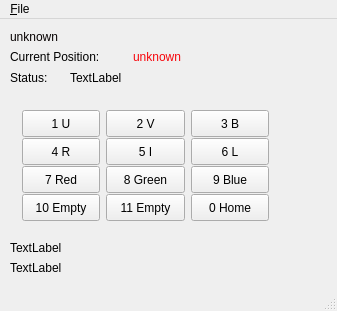
xyficu/flifilterwheelqt, file mainwindow.ui: the form before one commit.
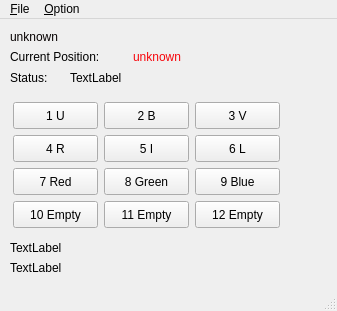
The form after the commit.

Diff of the .ui file:
```diff
--- a/mainwindow.ui
+++ b/mainwindow.ui
@@ -79,18 +79,76 @@
      <string>TextLabel</string>
     </property>
    </widget>
-   <widget class="QWidget" name="layoutWidget">
+   <widget class="QLabel" name="label_CurStatus">
     <property name="geometry">
      <rect>
-      <x>11</x>
-      <y>80</y>
-      <width>269</width>
-      <height>128</height>
+      <x>70</x>
+      <y>50</y>
+      <width>67</width>
+      <height>17</height>
      </rect>
     </property>
-    <layout class="QGridLayout" name="gridLayout">
-     <item row="0" column="0">
+    <property name="text">
+     <string>TextLabel</string>
+    </property>
+   </widget>
+   <widget class="QLabel" name="label_2">
+    <property name="geometry">
+     <rect>
+      <x>10</x>
+      <y>50</y>
+      <width>67</width>
+      <height>17</height>
+     </rect>
+    </property>
+    <property name="text">
+     <string>Status:</string>
+    </property>
+   </widget>
+   <widget class="QPushButton" name="pushButtonFW7">
+    <property name="geometry">
+     <rect>
+      <x>104</x>
+      <y>149</y>
+      <width>85</width>
+      <height>27</height>
+     </rect>
+    </property>
+    <property name="minimumSize">
+     <size>
+      <width>61</width>
+      <height>27</height>
+     </size>
+    </property>
+    <property name="font">
+     <font>
+      <weight>50</weight>
+      <italic>false</italic>
+      <bold>false</bold>
+     </font>
+    </property>
+    <property name="cursor">
+     <cursorShape>ArrowCursor</cursorShape>
+    </property>
+    <property name="autoFillBackground">
+     <bool>false</bool>
+    </property>
+    <property name="locale">
+     <locale language="English" country="UnitedStates"/>
+    </property>
+    <property name="text">
+     <string>8 Green</string>
+    </property>
+   </widget>
       <widget class="QPushButton" name="pushButtonFW1">
+    <property name="geometry">
+     <rect>
+      <x>104</x>
+      <y>83</y>
+      <width>85</width>
+      <height>27</height>
+     </rect>
+    </property>
        <property name="minimumSize">
         <size>
          <width>61</width>
@@ -114,12 +172,18 @@
         <locale language="English" country="UnitedStates"/>
        </property>
        <property name="text">
-        <string>1 U</string>
-       </property>
-      </widget>
-     </item>
-     <item row="0" column="1">
+     <string>2 B</string>
+    </property>
+   </widget>
       <widget class="QPushButton" name="pushButtonFW2">
+    <property name="geometry">
+     <rect>
+      <x>195</x>
+      <y>83</y>
+      <width>85</width>
+      <height>27</height>
+     </rect>
+    </property>
        <property name="minimumSize">
         <size>
          <width>51</width>
@@ -143,44 +207,21 @@
         <locale language="English" country="UnitedStates"/>
        </property>
        <property name="text">
-        <string>2 V</string>
-       </property>
-      </widget>
-     </item>
-     <item row="0" column="2">
+     <string>3 V</string>
+    </property>
+   </widget>
       <widget class="QPushButton" name="pushButtonFW3">
-       <property name="minimumSize">
-        <size>
-         <width>71</width>
+    <property name="geometry">
+     <rect>
+      <x>13</x>
+      <y>116</y>
+      <width>85</width>
          <height>27</height>
-        </size>
-       </property>
-       <property name="font">
-        <font>
-         <weight>50</weight>
-         <italic>false</italic>
-         <bold>false</bold>
-        </font>
-       </property>
-       <property name="cursor">
-        <cursorShape>ArrowCursor</cursorShape>
-       </property>
-       <property name="autoFillBackground">
-        <bool>false</bool>
-       </property>
-       <property name="locale">
-        <locale language="English" country="UnitedStates"/>
-       </property>
-       <property name="text">
-        <string>3 B</string>
-       </property>
-      </widget>
-     </item>
-     <item row="1" column="0">
-      <widget class="QPushButton" name="pushButtonFW4">
+     </rect>
+    </property>
        <property name="minimumSize">
         <size>
-         <width>61</width>
+      <width>71</width>
          <height>27</height>
         </size>
        </property>
@@ -204,12 +245,18 @@
         <string>4 R</string>
        </property>
       </widget>
-     </item>
-     <item row="1" column="1">
-      <widget class="QPushButton" name="pushButtonFW5">
+   <widget class="QPushButton" name="pushButtonFW4">
+    <property name="geometry">
+     <rect>
+      <x>104</x>
+      <y>116</y>
+      <width>85</width>
+      <height>27</height>
+     </rect>
+    </property>
        <property name="minimumSize">
         <size>
-         <width>51</width>
+      <width>61</width>
          <height>27</height>
         </size>
        </property>
@@ -233,12 +280,18 @@
         <string>5 I</string>
        </property>
       </widget>
-     </item>
-     <item row="1" column="2">
-      <widget class="QPushButton" name="pushButtonFW6">
+   <widget class="QPushButton" name="pushButtonFW5">
+    <property name="geometry">
+     <rect>
+      <x>195</x>
+      <y>116</y>
+      <width>85</width>
+      <height>27</height>
+     </rect>
+    </property>
        <property name="minimumSize">
         <size>
-         <width>71</width>
+      <width>51</width>
          <height>27</height>
         </size>
        </property>
@@ -262,12 +315,18 @@
         <string>6 L</string>
        </property>
       </widget>
-     </item>
-     <item row="2" column="0">
-      <widget class="QPushButton" name="pushButtonFW7">
+   <widget class="QPushButton" name="pushButtonFW6">
+    <property name="geometry">
+     <rect>
+      <x>13</x>
+      <y>149</y>
+      <width>85</width>
+      <height>27</height>
+     </rect>
+    </property>
        <property name="minimumSize">
         <size>
-         <width>61</width>
+      <width>71</width>
          <height>27</height>
         </size>
        </property>
@@ -291,41 +350,53 @@
         <string>7 Red</string>
        </property>
       </widget>
-     </item>
-     <item row="2" column="1">
-      <widget class="QPushButton" name="pushButtonFW8">
-       <property name="minimumSize">
-        <size>
-         <width>51</width>
-         <height>27</height>
-        </size>
-       </property>
-       <property name="font">
-        <font>
-         <weight>50</weight>
-         <italic>false</italic>
-         <bold>false</bold>
-        </font>
-       </property>
-       <property name="cursor">
-        <cursorShape>ArrowCursor</cursorShape>
-       </property>
-       <property name="autoFillBackground">
-        <bool>false</bool>
-       </property>
-       <property name="locale">
-        <locale language="English" country="UnitedStates"/>
-       </property>
-       <property name="text">
-        <string>8 Green</string>
-       </property>
-      </widget>
-     </item>
-     <item row="2" column="2">
       <widget class="QPushButton" name="pushButtonFW9">
+    <property name="geometry">
+     <rect>
+      <x>13</x>
+      <y>182</y>
+      <width>85</width>
+      <height>27</height>
+     </rect>
+    </property>
        <property name="minimumSize">
         <size>
          <width>71</width>
+      <height>27</height>
+     </size>
+    </property>
+    <property name="font">
+     <font>
+      <weight>50</weight>
+      <italic>false</italic>
+      <bold>false</bold>
+     </font>
+    </property>
+    <property name="cursor">
+     <cursorShape>ArrowCursor</cursorShape>
+    </property>
+    <property name="autoFillBackground">
+     <bool>false</bool>
+    </property>
+    <property name="locale">
+     <locale language="English" country="UnitedStates"/>
+    </property>
+    <property name="text">
+     <string>10 Empty</string>
+    </property>
+   </widget>
+   <widget class="QPushButton" name="pushButtonFW8">
+    <property name="geometry">
+     <rect>
+      <x>195</x>
+      <y>149</y>
+      <width>85</width>
+      <height>27</height>
+     </rect>
+    </property>
+    <property name="minimumSize">
+     <size>
+      <width>51</width>
          <height>27</height>
         </size>
        </property>
@@ -349,41 +420,18 @@
         <string>9 Blue</string>
        </property>
       </widget>
-     </item>
-     <item row="3" column="0">
       <widget class="QPushButton" name="pushButtonFW10">
-       <property name="minimumSize">
-        <size>
-         <width>61</width>
+    <property name="geometry">
+     <rect>
+      <x>104</x>
+      <y>182</y>
+      <width>85</width>
          <height>27</height>
-        </size>
-       </property>
-       <property name="font">
-        <font>
-         <weight>50</weight>
-         <italic>false</italic>
-         <bold>false</bold>
-        </font>
-       </property>
-       <property name="cursor">
-        <cursorShape>ArrowCursor</cursorShape>
-       </property>
-       <property name="autoFillBackground">
-        <bool>false</bool>
-       </property>
-       <property name="locale">
-        <locale language="English" country="UnitedStates"/>
-       </property>
-       <property name="text">
-        <string>10 Empty</string>
-       </property>
-      </widget>
-     </item>
-     <item row="3" column="1">
-      <widget class="QPushButton" name="pushButtonFW11">
+     </rect>
+    </property>
        <property name="minimumSize">
         <size>
-         <width>51</width>
+      <width>61</width>
          <height>27</height>
         </size>
        </property>
@@ -407,9 +455,50 @@
         <string>11 Empty</string>
        </property>
       </widget>
-     </item>
-     <item row="3" column="2">
+   <widget class="QPushButton" name="pushButtonFW11">
+    <property name="geometry">
+     <rect>
+      <x>195</x>
+      <y>182</y>
+      <width>85</width>
+      <height>27</height>
+     </rect>
+    </property>
+    <property name="minimumSize">
+     <size>
+      <width>51</width>
+      <height>27</height>
+     </size>
+    </property>
+    <property name="font">
+     <font>
+      <weight>50</weight>
+      <italic>false</italic>
+      <bold>false</bold>
+     </font>
+    </property>
+    <property name="cursor">
+     <cursorShape>ArrowCursor</cursorShape>
+    </property>
+    <property name="autoFillBackground">
+     <bool>false</bool>
+    </property>
+    <property name="locale">
+     <locale language="English" country="UnitedStates"/>
+    </property>
+    <property name="text">
+     <string>12 Empty</string>
+    </property>
+   </widget>
       <widget class="QPushButton" name="pushButtonFWHome">
+    <property name="geometry">
+     <rect>
+      <x>13</x>
+      <y>83</y>
+      <width>85</width>
+      <height>27</height>
+     </rect>
+    </property>
        <property name="minimumSize">
         <size>
          <width>71</width>
@@ -433,36 +522,7 @@
         <locale language="English" country="UnitedStates"/>
        </property>
        <property name="text">
-        <string>0 Home</string>
-       </property>
-      </widget>
-     </item>
-    </layout>
-   </widget>
-   <widget class="QLabel" name="label_CurStatus">
-    <property name="geometry">
-     <rect>
-      <x>70</x>
-      <y>50</y>
-      <width>67</width>
-      <height>17</height>
-     </rect>
-    </property>
-    <property name="text">
-     <string>TextLabel</string>
-    </property>
-   </widget>
-   <widget class="QLabel" name="label_2">
-    <property name="geometry">
-     <rect>
-      <x>10</x>
-      <y>50</y>
-      <width>67</width>
-      <height>17</height>
-     </rect>
-    </property>
-    <property name="text">
-     <string>Status:</string>
+     <string>1 U</string>
     </property>
    </widget>
    <zorder>layoutWidget</zorder>
@@ -490,7 +550,14 @@
     <addaction name="action_About"/>
     <addaction name="action_Exit"/>
    </widget>
+   <widget class="QMenu" name="menu_Option">
+    <property name="title">
+     <string>&amp;Option</string>
+    </property>
+    <addaction name="action_Set_Name"/>
+   </widget>
    <addaction name="menuFLI_Filter_Wheel_CFW_12_Controller"/>
+   <addaction name="menu_Option"/>
   </widget>
   <widget class="QStatusBar" name="statusBar"/>
   <action name="action_Exit">
```
Left out of the diff: 5 changed lines with no effect on the pictures. Lines whose indentation alone changed are shown as unchanged.
